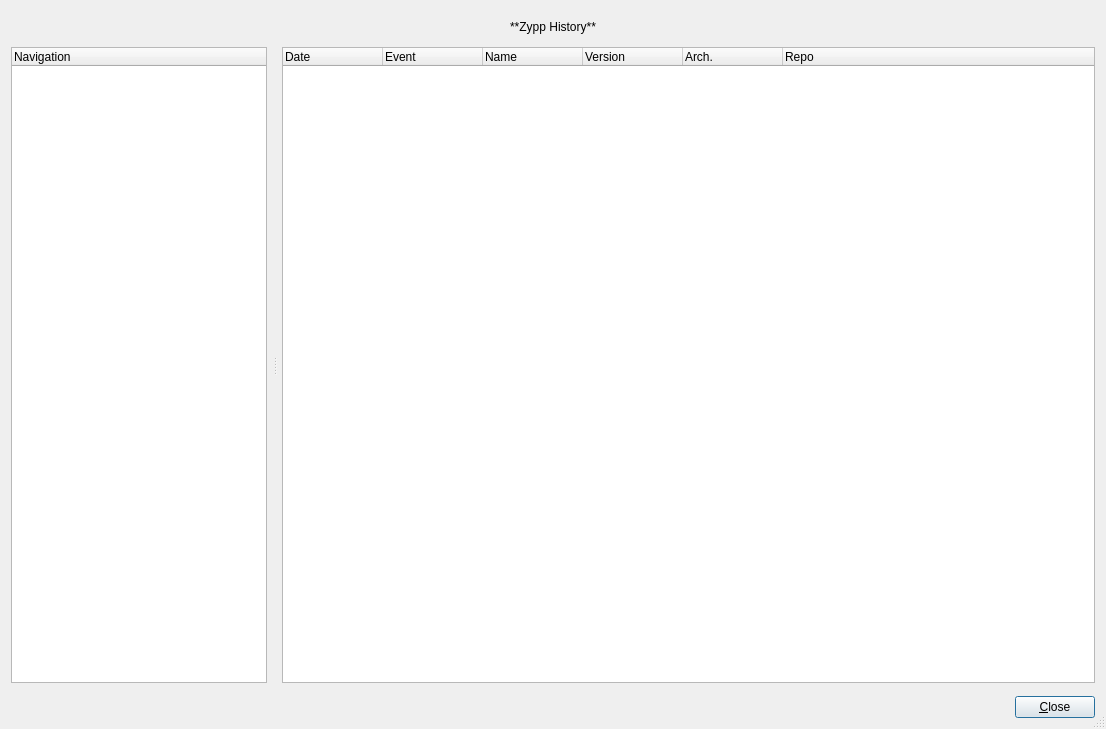
Qt form src/zypp-history-browser.ui (shundhammer/myrlyn) before a commit.
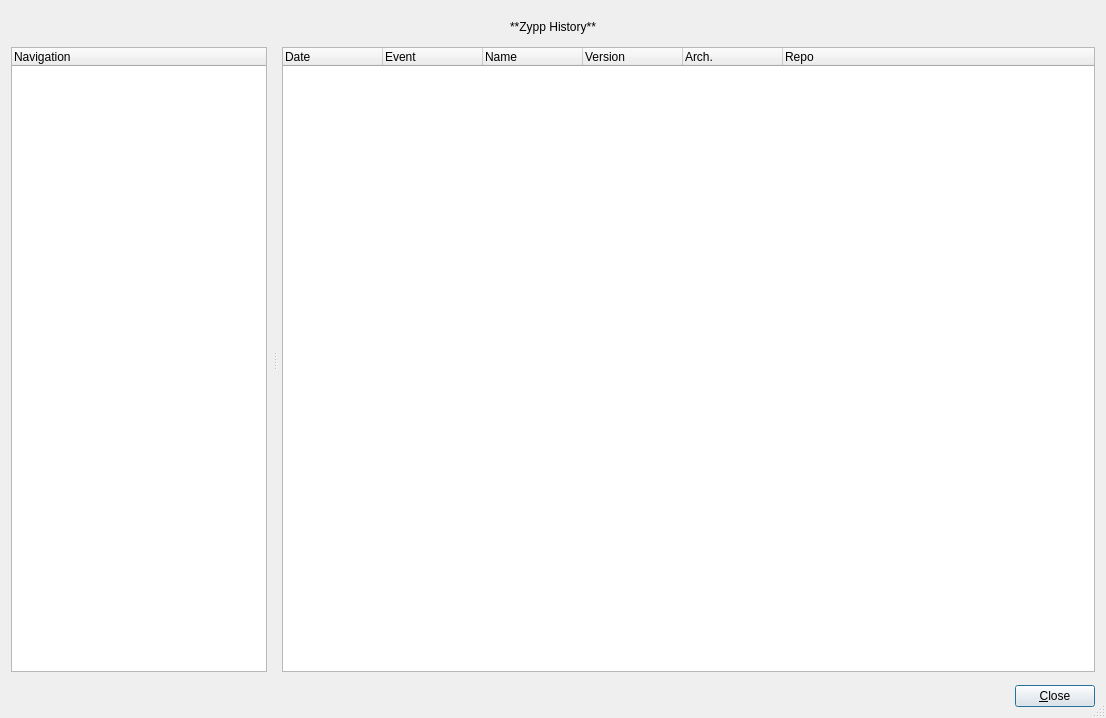
The same form after that commit.

What changed in the file:
```diff
--- a/src/zypp-history-browser.ui
+++ b/src/zypp-history-browser.ui
@@ -7,7 +7,7 @@
     <x>0</x>
     <y>0</y>
     <width>1106</width>
-    <height>729</height>
+    <height>718</height>
    </rect>
   </property>
   <property name="windowTitle">
```
Left out of the diff: 6 changed lines with no effect on the pictures.
